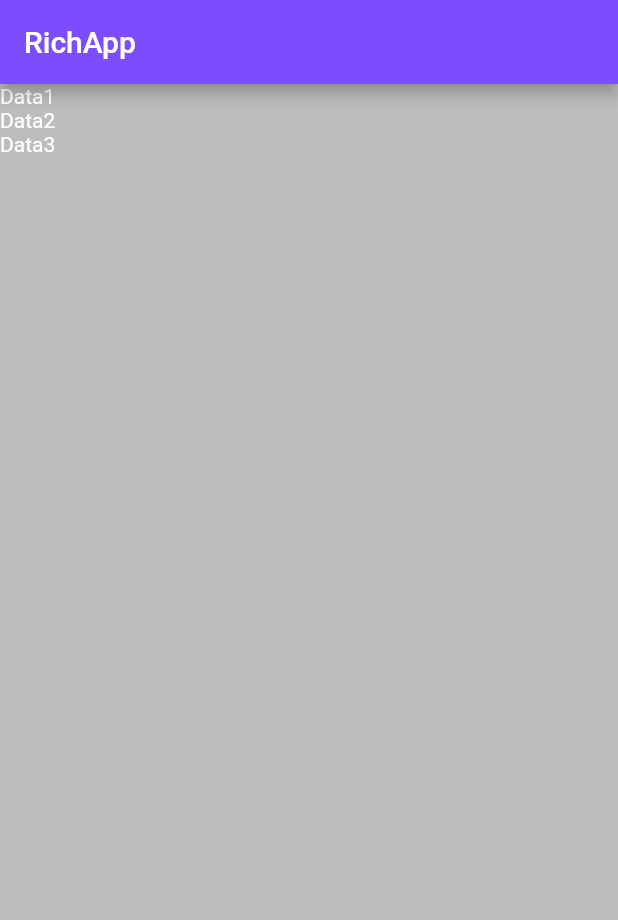
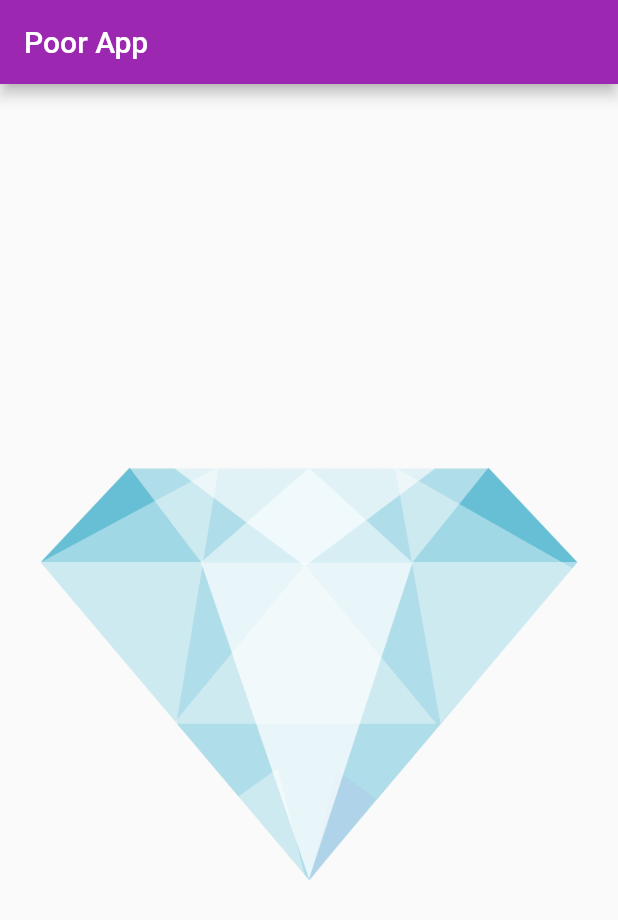
Before and after one commit to shivajreddy/FlutterProjects, a Flutter app: the screen it shows after launch, on a phone screen of 412 x 824 dp. Shown: the top 920 px of the screen. Run offline on Flutter 3.47's test engine with Material 2 defaults, Android fonts, the phone set to English and light mode, and no system bars.

```diff
--- a/Udemy/basics_app/lib/main.dart
+++ b/Udemy/basics_app/lib/main.dart
@@ -12,20 +12,11 @@ class MyApp extends StatelessWidget{
   Widget build(BuildContext context) {
     return MaterialApp(
       home: Scaffold(
-        appBar: AppBar(
-          title: const Text("RichApp"),
-          backgroundColor: Colors.deepPurpleAccent,),
-        body: Column(
-          children: const [
-            Text("Data1", style: TextStyle(color: Colors.white),),
-            Text("Data2", style: TextStyle(color: Colors.white),),
-            Text("Data3", style: TextStyle(color: Colors.white),),
-          ],
+        appBar: AppBar(title: const Text("Poor App"), backgroundColor: Colors.purple),
+        body: const Center(
+            child: Image(image: AssetImage('images/diamond.png'))),
         ),
-        backgroundColor: Colors.black26,
-
-      )
-    );
+      );
   }
 
 }
--- a/Udemy/basics_app/pubspec.yaml
+++ b/Udemy/basics_app/pubspec.yaml
@@ -58,9 +58,9 @@ flutter:
   uses-material-design: true
 
   # To add assets to your application, add an assets section, like this:
-  # assets:
-  #   - images/a_dot_burr.jpeg
-  #   - images/a_dot_ham.jpeg
+  assets:
+    - images/
+
 
   # An image asset can refer to one or more resolution-specific "variants", see
   # https://flutter.dev/assets-and-images/#resolution-aware
```
Also changed, not shown: Udemy/basics_app/images/diamond.png (added), 49 other files.
